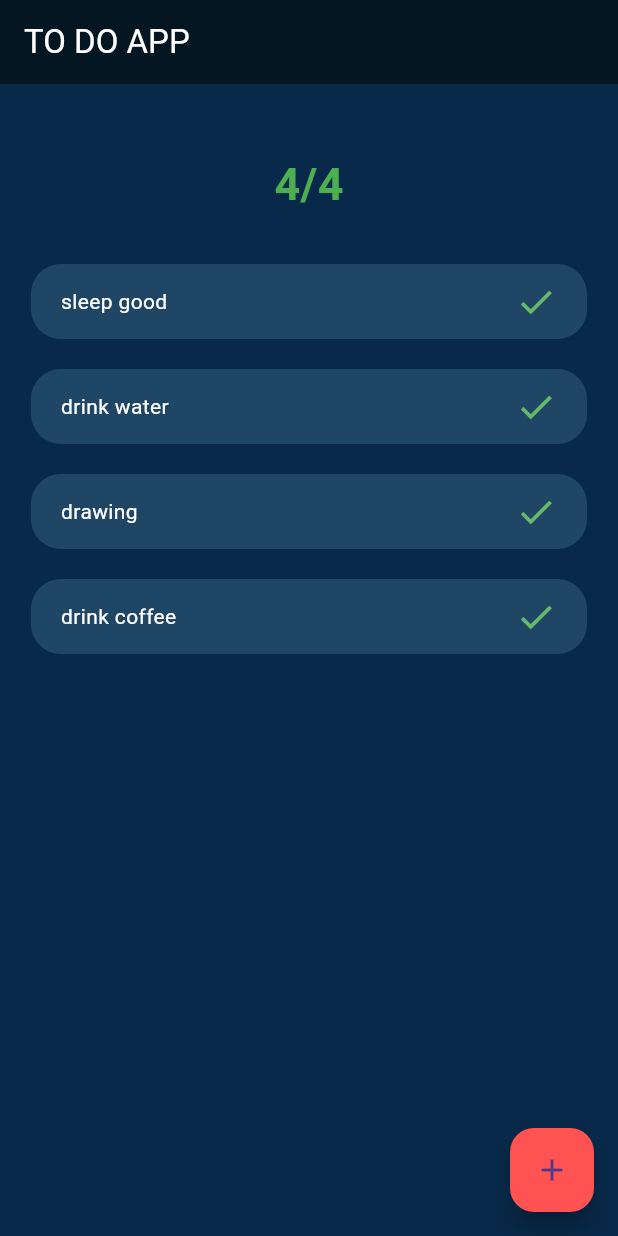
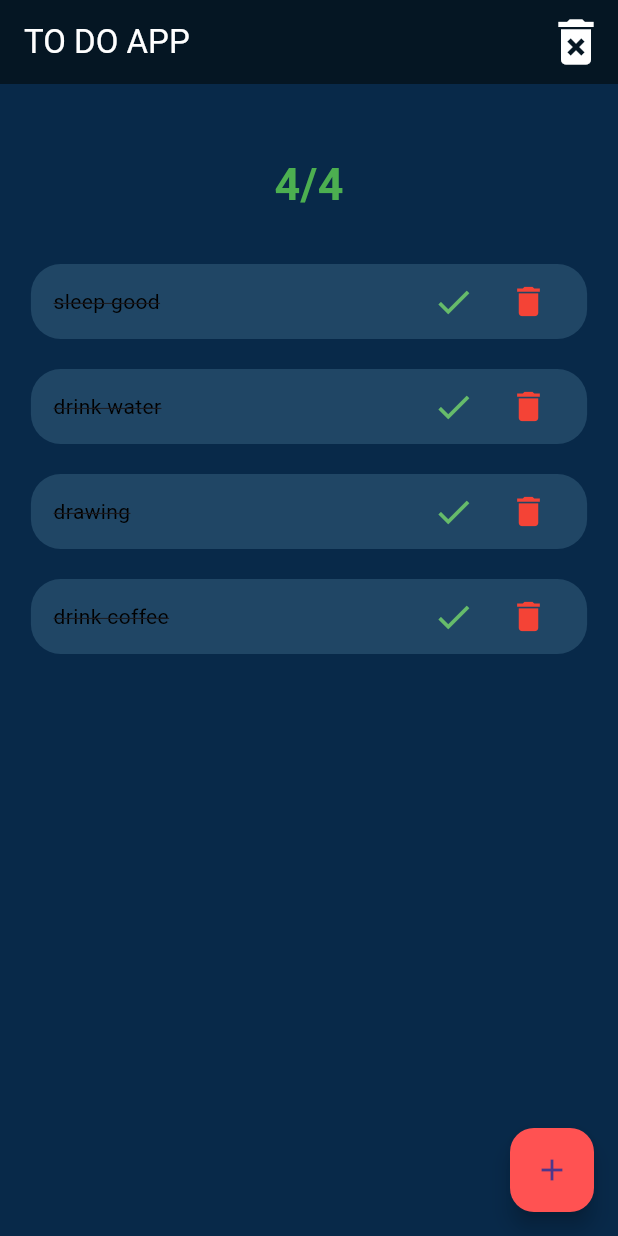
Before and after one commit to Riyam224/to_do_app_flutter, a Flutter app: the screen it shows after launch, on a phone screen of 412 x 824 dp. Run offline on Flutter 3.47's test engine with Material 3 defaults, Android fonts, the phone set to English and light mode, and no system bars.

Commit message:
deletealltasks and color linethrough

```diff
--- a/lib/views/home_View.dart
+++ b/lib/views/home_View.dart
@@ -24,13 +24,27 @@ class Task {
 
 class _HomeViewState extends State<HomeView> {
   // todo
-  // todo
   List allTasks = [
     Task(title: 'sleep good', status: true),
     Task(title: 'drink water', status: true),
     Task(title: 'drawing', status: true),
     Task(title: 'drink coffee', status: true)
   ];
+
+// todo delete
+
+  deleteAllTasks() {
+    setState(() {
+      allTasks.removeRange(0, allTasks.length);
+    });
+  }
+
+// todo
+  delete(int clickedTask) {
+    setState(() {
+      allTasks.remove(allTasks[clickedTask]);
+    });
+  }
 
   // todo
   changeStatus(int taskIndex) {
@@ -118,6 +132,18 @@ class _HomeViewState extends State<HomeView> {
       //
       backgroundColor: Color.fromARGB(255, 8, 41, 73),
       appBar: AppBar(
+        actions: [
+          IconButton(
+              onPressed: () {
+                // todo
+                deleteAllTasks();
+              },
+              icon: Icon(
+                Icons.delete_forever,
+                size: 40,
+                color: Colors.white,
+              ))
+        ],
         title: const Text(
           'TO DO APP',
           style: TextStyle(color: Colors.white),
@@ -148,6 +174,7 @@ class _HomeViewState extends State<HomeView> {
                     doneOrNot: allTasks[index].status,
                     changeStatus: changeStatus,
                     index: index,
+                    delete: delete,
                   );
                 },
               ),
--- a/lib/views/widgets/todo_card_widget.dart
+++ b/lib/views/widgets/todo_card_widget.dart
@@ -3,19 +3,19 @@
 import 'package:flutter/material.dart';
 
 class TodoCardWidget extends StatelessWidget {
-  TodoCardWidget({
-    super.key,
+  TodoCardWidget(
+      {super.key,
       required this.todoTitle,
       required this.doneOrNot,
       required this.changeStatus,
       required this.index,
-  });
+      required this.delete});
   // todo one
   final String todoTitle;
   final bool doneOrNot;
   final Function changeStatus;
   final int index;
-
+  final Function delete;
   @override
   Widget build(BuildContext context) {
     return GestureDetector(
@@ -23,24 +23,49 @@ class TodoCardWidget extends StatelessWidget {
         // todo
         changeStatus(index);
       },
+      // todo
       child: FractionallySizedBox(
         widthFactor: 0.9,
         child: Container(
           height: 50,
           margin: EdgeInsets.only(top: 10, bottom: 10),
-          padding: EdgeInsets.only(left: 20, right: 20),
+          padding: EdgeInsets.only(left: 15, right: 15),
           child: Row(
             mainAxisAlignment: MainAxisAlignment.spaceBetween,
             children: [
               // todo
-              Text(todoTitle, style: TextStyle(color: Colors.white)),
+              Text(todoTitle,
+                  style: TextStyle(
                     // todo
+                    color: doneOrNot ? Colors.black : Colors.white,
+                    decoration: doneOrNot
+                        ? TextDecoration.lineThrough
+                        : TextDecoration.none,
+                  )),
+              // todo
+              Row(
+                children: [
                   Icon(
                     doneOrNot ? Icons.check : Icons.close,
                     // size and color
 
                     size: 28,
                     color: doneOrNot ? Colors.green[400] : Colors.red,
+                  ),
+                  SizedBox(width: 12),
+                  IconButton(
+                    onPressed: () {
+                      // todo
+
+                      delete(index);
+                    },
+                    icon: Icon(
+                      Icons.delete,
+                      size: 26,
+                      color: Colors.red,
+                    ),
+                  ),
+                ],
               ),
             ],
           ),
```
Lines whose indentation alone changed are shown as unchanged.
